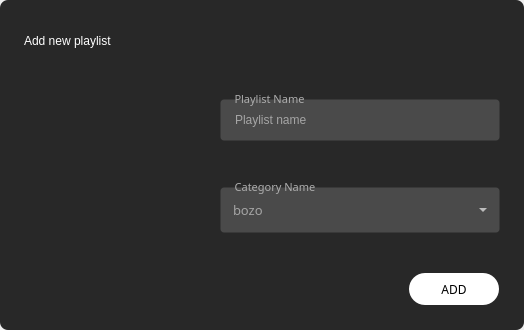
Old version of the form app/src/ui_files/playlistInputDialog.ui in the repository KrzysztofGoc/Peach-player.
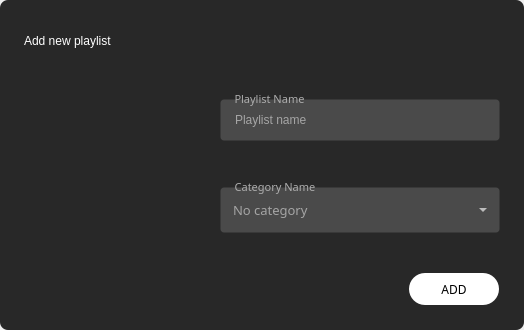
New version of the form. Icons and pictures are not drawn.

Commit message: Refactored signal-slots connection, refactored album, author, song, category creation handling, added tristate loop button, added synchronize button

The edit to the form file:
```diff
--- a/app/src/ui_files/playlistInputDialog.ui
+++ b/app/src/ui_files/playlistInputDialog.ui
@@ -892,7 +892,7 @@
                      </font>
                     </property>
                     <property name="currentText">
-                     <string notr="true">bozo</string>
+                     <string notr="true">No category</string>
                     </property>
                     <property name="maxVisibleItems">
                      <number>3</number>
@@ -911,7 +911,7 @@
                     </property>
                     <item>
                      <property name="text">
-                      <string notr="true">bozo</string>
+                      <string notr="true">No category</string>
                      </property>
                     </item>
                     <item>
```
Left out of the diff: 6 changed lines with no effect on the pictures. The commit also changes 12 other files.
